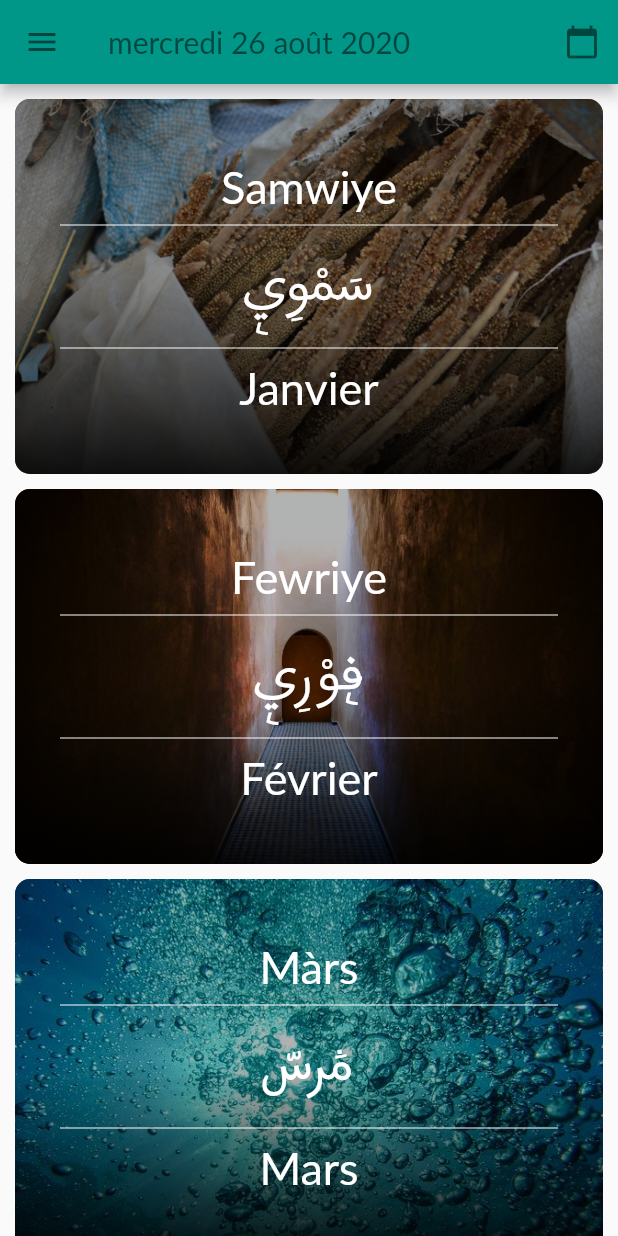
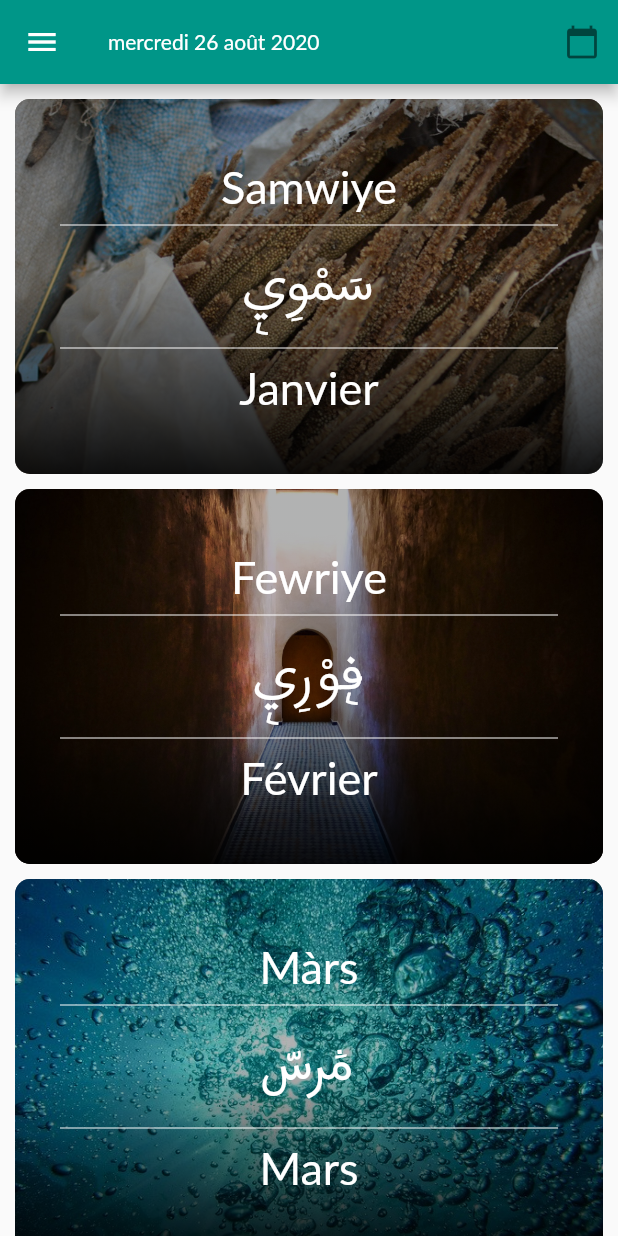
Before and after one commit to ngaretou/wolof_calendar, a Flutter app: the screen it shows after launch, on a phone screen of 412 x 824 dp. Run offline on Flutter 3.47's test engine with Material 2 defaults, Android fonts, the phone set to English and light mode, and no system bars; our stand-ins replace audioplayers, scrollable_positioned_list, shared_preferences; accounts and stored records are empty; statements that could not run were skipped.

```diff
--- a/lib/providers/theme.dart
+++ b/lib/providers/theme.dart
@@ -14,6 +14,8 @@ ThemeData darkTheme = ThemeData.dark().copyWith(
         foregroundColor: Colors.white, backgroundColor: Colors.teal),
     iconTheme: IconThemeData(color: Colors.white70),
     textTheme: TextTheme(
+        headline5:
+            TextStyle(color: Colors.white, fontFamily: 'Lato', fontSize: 20),
         headline6:
             TextStyle(color: Colors.white, fontFamily: 'Lato', fontSize: 20),
         subtitle2: TextStyle(color: Colors.white),
@@ -21,7 +23,7 @@ ThemeData darkTheme = ThemeData.dark().copyWith(
         bodyText2: TextStyle(color: Colors.white)),
     appBarTheme: AppBarTheme(
       color: Color(0xff1f655d),
-      iconTheme: IconThemeData(color: Colors.black54),
+      iconTheme: IconThemeData(color: Colors.white),
     ),
     buttonTheme: ButtonThemeData(
       minWidth: 80,
@@ -44,9 +46,9 @@ ThemeData lightTheme = ThemeData.light().copyWith(
       bodyText2: TextStyle(color: Colors.black87),
     ),
     appBarTheme: AppBarTheme(
-        iconTheme: IconThemeData(color: Colors.black54),
+        iconTheme: IconThemeData(color: Colors.white),
         textTheme: TextTheme(
-          headline6: TextStyle(color: Colors.black54),
+          headline6: TextStyle(color: Colors.white, fontFamily: 'Lato'),
         ),
         //     subtitle2: TextStyle(color: Colors.white),
         //     subtitle1: TextStyle(color: Colors.white)),
@@ -57,7 +59,7 @@ ThemeData lightTheme = ThemeData.light().copyWith(
 ThemeData blueTheme = ThemeData.light().copyWith(
     primaryColor: Colors.blue,
     accentColor: Colors.blueAccent[100],
-    cardColor: Colors.blue[400],
+    cardColor: Colors.blue[600],
     backgroundColor: Colors.blue,
     scaffoldBackgroundColor: Colors.blue,
     floatingActionButtonTheme: FloatingActionButtonThemeData(
--- a/lib/screens/months_screen.dart
+++ b/lib/screens/months_screen.dart
@@ -26,8 +26,7 @@ class MonthsScreen extends StatelessWidget {
 
     return Scaffold(
       appBar: AppBar(
-        title:
-            Text(formattedDate, style: Theme.of(context).textTheme.headline5),
+        title: Text(formattedDate),
         actions: [
           IconButton(
             icon: const Icon(Icons.calendar_today),
```
Also changed, not shown: lib/screens/month_scripture_screen.dart (+16 -2 lines), lib/widgets/date_tile.dart (+31 -13 lines), 1 other file.
